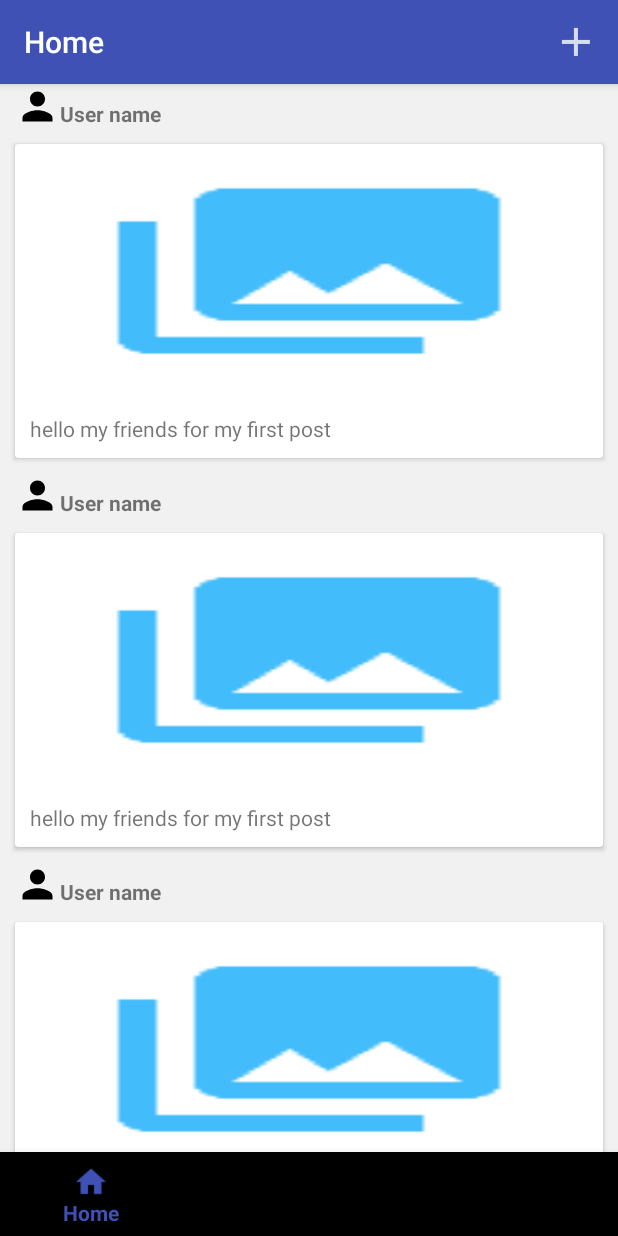
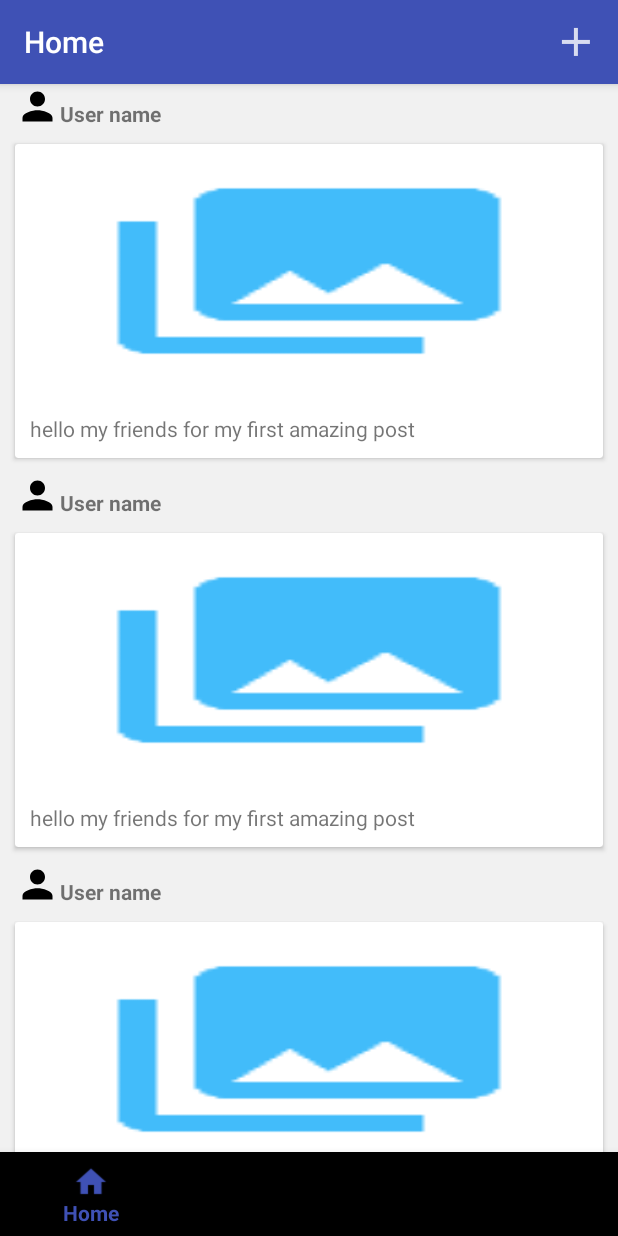
Before and after one commit to MagdyEl-Sayed/InstaPro, an Android app: the HomeFragment screen opened directly, with no data from a screen before it, on a phone screen of 412 x 824 dp. Run offline under Robolectric (Android 15) with nearby library versions, the phone set to English and light mode, and no system bars.

Commit message:
not much editing

```diff
--- a/app/src/main/res/layout/itemmodel_grid.xml
+++ b/app/src/main/res/layout/itemmodel_grid.xml
@@ -42,7 +42,7 @@
                 android:layout_width="match_parent"
                 android:layout_height="wrap_content"
                 android:padding="10dp"
-                android:text="hello my friends for my first post"
+                android:text="hello my friends for my first amazing post"
                 android:layout_below="@id/thumbnails"/>
         </RelativeLayout>
     </android.support.v7.widget.CardView>
```
